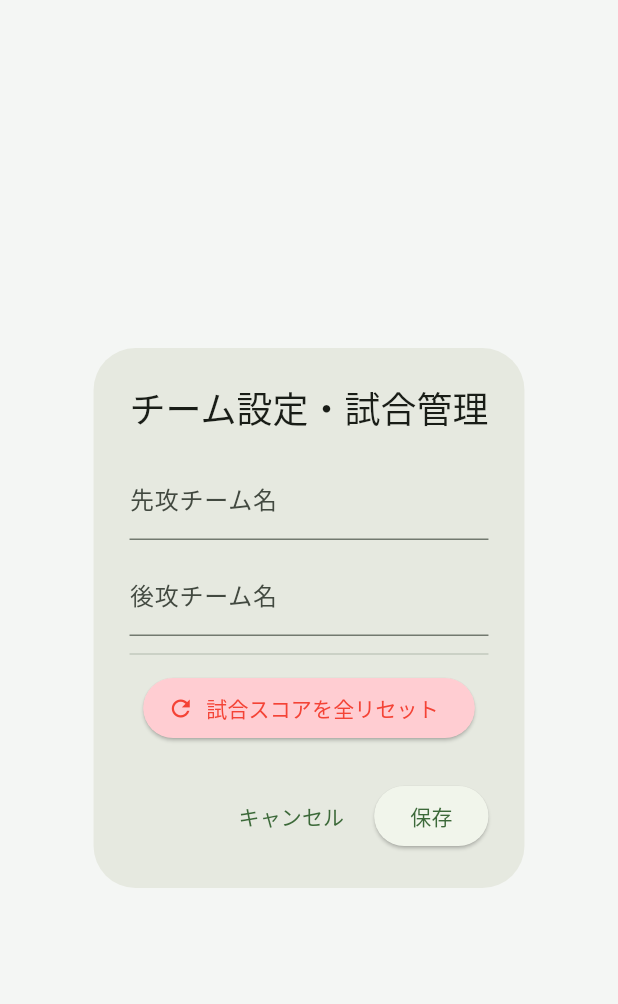
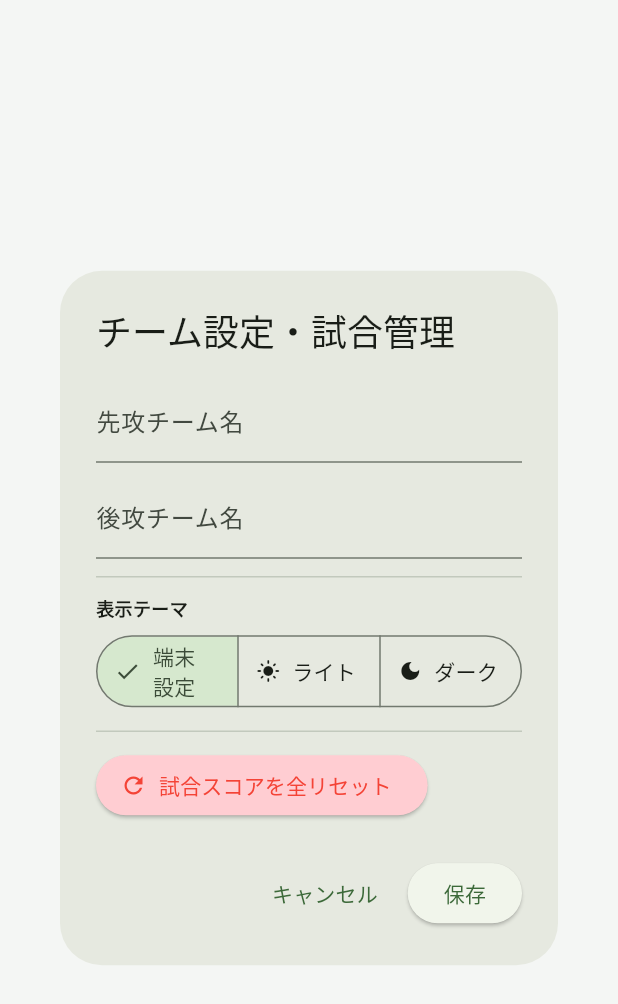
Before and after one commit to dorafan57/baseball_score, a Flutter app: the _SettingsDialog widget shown alone on an empty page, opened directly with empty values, on a phone screen of 412 x 824 dp. Shown: the top 1004 px of the screen. Run offline on Flutter 3.47's test engine with Material 3 defaults, Android fonts, the phone set to English and light mode, and no system bars; our stand-ins replace flutter_riverpod, share_plus, shared_preferences; accounts and stored records are empty.

Commit message:
設定画面からライト／ダークテーマを手動切替できるようにする
これまで lib/app.dart は themeMode: ThemeMode.system で端末設定に
追従するのみで、アプリ内からテーマを切り替える手段がなかった。

shared_preferences に選択値を永続化する ThemeModeNotifier
(providers/theme_mode_provider.dart) を追加し、設定ダイアログに
端末設定／ライト／ダークを選ぶ SegmentedButton を追加した。

Co-Authored-By: Claude Sonnet 5 <noreply@anthropic.com>

```diff
--- a/lib/app.dart
+++ b/lib/app.dart
@@ -1,5 +1,7 @@
 import 'package:flutter/material.dart';
+import 'package:flutter_riverpod/flutter_riverpod.dart';
 
+import 'providers/theme_mode_provider.dart';
 import 'screens/game_list_screen.dart';
 
 /// スマートフォン向けレイアウトを想定しているため、通常の画面幅ではこの幅で
@@ -12,11 +14,12 @@ const double kWideScreenBreakpoint = 700;
 /// デスクトップなど横幅の広い画面で許容する最大幅。
 const double kAppMaxWidthWide = 900;
 
-class BaseballScoreApp extends StatelessWidget {
+class BaseballScoreApp extends ConsumerWidget {
   const BaseballScoreApp({super.key});
 
   @override
-  Widget build(BuildContext context) {
+  Widget build(BuildContext context, WidgetRef ref) {
+    final themeMode = ref.watch(themeModeProvider);
     return MaterialApp(
       title: '草野球スコア',
       debugShowCheckedModeBanner: false,
@@ -35,8 +38,8 @@ class BaseballScoreApp extends StatelessWidget {
         ),
         useMaterial3: true,
       ),
-      // OS のテーマ設定（ライト／ダーク）に追従する。
-      themeMode: ThemeMode.system,
+      // 設定画面で選択したテーマ（既定は端末設定に追従）。
+      themeMode: themeMode,
       // ダイアログも含めた画面全体の最大幅を画面サイズに応じて制限する。
       builder: (context, child) {
         final screenWidth = MediaQuery.sizeOf(context).width;
--- a/lib/widgets/dialogs/settings_dialog.dart
+++ b/lib/widgets/dialogs/settings_dialog.dart
@@ -1,6 +1,8 @@
 import 'package:flutter/material.dart';
+import 'package:flutter_riverpod/flutter_riverpod.dart';
 
 import '../../providers/game_provider.dart';
+import '../../providers/theme_mode_provider.dart';
 import 'reset_confirm_dialog.dart';
 
 /// チーム名の変更と試合スコアのリセットを行うダイアログを表示する。
@@ -15,18 +17,18 @@ void showSettingsDialog(
   );
 }
 
-/// [TextEditingController] を dispose するため、StatefulWidget として実装する。
-class _SettingsDialog extends StatefulWidget {
+/// [TextEditingController] を dispose するため、ConsumerStatefulWidget として実装する。
+class _SettingsDialog extends ConsumerStatefulWidget {
   final GameSessionState session;
   final GameNotifier notifier;
 
   const _SettingsDialog({required this.session, required this.notifier});
 
   @override
-  State<_SettingsDialog> createState() => _SettingsDialogState();
+  ConsumerState<_SettingsDialog> createState() => _SettingsDialogState();
 }
 
-class _SettingsDialogState extends State<_SettingsDialog> {
+class _SettingsDialogState extends ConsumerState<_SettingsDialog> {
   late final TextEditingController _topCtrl;
   late final TextEditingController _btmCtrl;
 
@@ -46,10 +48,13 @@ class _SettingsDialogState extends State<_SettingsDialog> {
 
   @override
   Widget build(BuildContext context) {
+    final themeMode = ref.watch(themeModeProvider);
     return AlertDialog(
       title: const Text('チーム設定・試合管理'),
-      content: Column(
+      content: SingleChildScrollView(
+        child: Column(
           mainAxisSize: MainAxisSize.min,
+          crossAxisAlignment: CrossAxisAlignment.start,
           children: [
             TextField(
               controller: _topCtrl,
@@ -59,6 +64,37 @@ class _SettingsDialogState extends State<_SettingsDialog> {
             TextField(
               controller: _btmCtrl,
               decoration: const InputDecoration(labelText: '後攻チーム名'),
+            ),
+            const Divider(height: 24),
+            const Text(
+              '表示テーマ',
+              style: TextStyle(fontSize: 12, fontWeight: FontWeight.bold),
+            ),
+            const SizedBox(height: 6),
+            SegmentedButton<ThemeMode>(
+              segments: const [
+                ButtonSegment(
+                  value: ThemeMode.system,
+                  label: Text('端末設定'),
+                  icon: Icon(Icons.smartphone, size: 16),
+                ),
+                ButtonSegment(
+                  value: ThemeMode.light,
+                  label: Text('ライト'),
+                  icon: Icon(Icons.light_mode, size: 16),
+                ),
+                ButtonSegment(
+                  value: ThemeMode.dark,
+                  label: Text('ダーク'),
+                  icon: Icon(Icons.dark_mode, size: 16),
+                ),
+              ],
+              selected: {themeMode},
+              onSelectionChanged: (selected) {
+                ref
+                    .read(themeModeProvider.notifier)
+                    .setThemeMode(selected.first);
+              },
             ),
             const Divider(height: 24),
             ElevatedButton.icon(
@@ -76,6 +112,7 @@ class _SettingsDialogState extends State<_SettingsDialog> {
               ),
             ),
           ],
+        ),
       ),
       actions: [
         TextButton(
```
Also changed, not shown: lib/providers/theme_mode_provider.dart (added, +38 -0 lines). Lines whose indentation alone changed are shown as unchanged.
